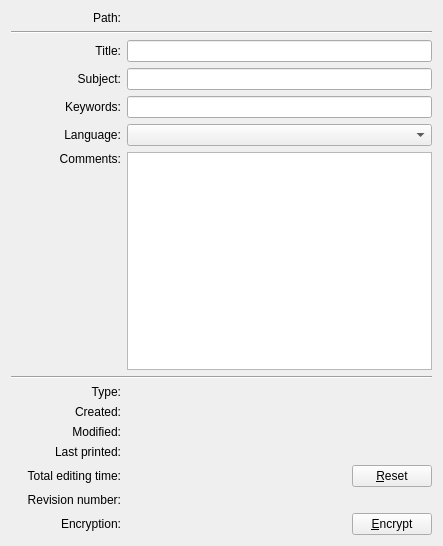
Old version of the form libs/main/koDocumentInfoAboutWidget.ui in the repository KDE/krita.
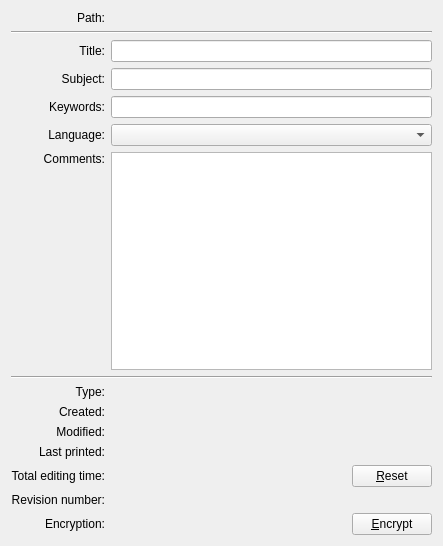
New version of the form.

```diff
--- a/libs/main/koDocumentInfoAboutWidget.ui
+++ b/libs/main/koDocumentInfoAboutWidget.ui
@@ -294,7 +294,10 @@
    <item row="5" column="0">
     <widget class="QLabel" name="lbLanguageDesc">
      <property name="text">
-      <string>                Language:</string>
+      <string>Language:</string>
+     </property>
+     <property name="alignment">
+      <set>Qt::AlignRight|Qt::AlignTrailing|Qt::AlignVCenter</set>
      </property>
     </widget>
    </item>
```
